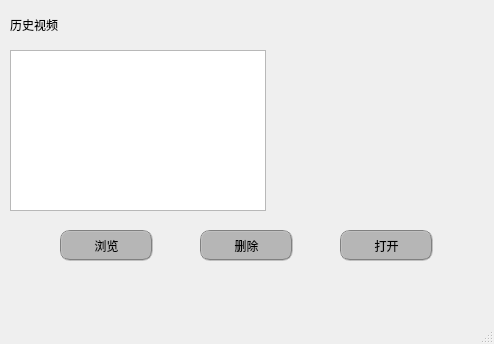
The window that sxw/gui/child/child.ui (Buct-king/ai-Project) describes before a commit, drawn with Qt 5.
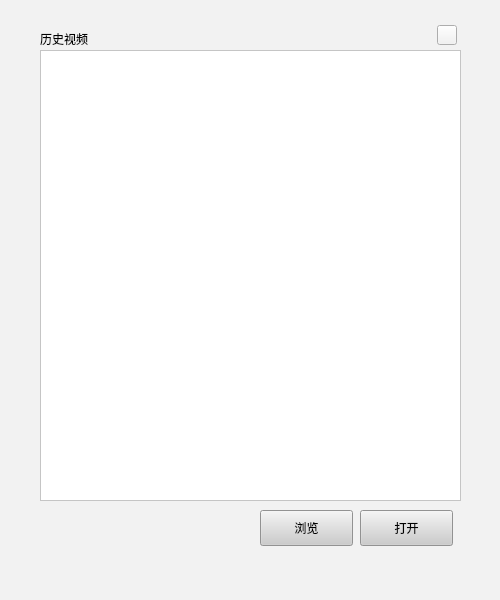
The same window after the commit.

The edit to the form file:
```diff
--- a/sxw/gui/child/child.ui
+++ b/sxw/gui/child/child.ui
@@ -6,25 +6,28 @@
    <rect>
     <x>0</x>
     <y>0</y>
-    <width>494</width>
-    <height>344</height>
+    <width>500</width>
+    <height>600</height>
    </rect>
   </property>
   <property name="windowTitle">
-   <string>MainWindow</string>
+   <string>视频选择</string>
+  </property>
+  <property name="styleSheet">
+   <string notr="true">background-color: rgb(242, 242, 242);</string>
   </property>
   <widget class="QWidget" name="centralwidget">
    <widget class="QPushButton" name="searchPushButton">
     <property name="geometry">
      <rect>
-      <x>60</x>
-      <y>230</y>
+      <x>260</x>
+      <y>510</y>
       <width>93</width>
-      <height>31</height>
+      <height>36</height>
      </rect>
     </property>
     <property name="styleSheet">
-     <string notr="true">QPushButton{border-radius:10px;border: 2px groove gray;background-color: rgb(182, 182, 182);}
+     <string notr="true">QPushButton{background-color: #CCCCCC;}
 
 QPushButton:hover
 {
@@ -45,24 +48,30 @@
    <widget class="QListView" name="videosHistoryListView">
     <property name="geometry">
      <rect>
-      <x>10</x>
+      <x>40</x>
       <y>50</y>
-      <width>256</width>
-      <height>161</height>
+      <width>421</width>
+      <height>451</height>
      </rect>
     </property>
+    <property name="styleSheet">
+     <string notr="true">background-color: rgb(255, 255, 255);</string>
+    </property>
+    <property name="editTriggers">
+     <set>QAbstractItemView::NoEditTriggers</set>
+    </property>
    </widget>
    <widget class="QPushButton" name="openVedioPushButton">
     <property name="geometry">
      <rect>
-      <x>340</x>
-      <y>230</y>
+      <x>360</x>
+      <y>510</y>
       <width>93</width>
-      <height>31</height>
+      <height>36</height>
      </rect>
     </property>
     <property name="styleSheet">
-     <string notr="true">QPushButton{border-radius:10px;border: 2px groove gray;background-color: rgb(182, 182, 182);}
+     <string notr="true">QPushButton{background-color: #CCCCCC;}
 
 QPushButton:hover
 {
@@ -83,9 +92,9 @@
    <widget class="QLabel" name="label">
     <property name="geometry">
      <rect>
-      <x>10</x>
-      <y>14</y>
-      <width>72</width>
+      <x>40</x>
+      <y>28</y>
+      <width>91</width>
       <height>21</height>
      </rect>
     </property>
@@ -99,29 +108,31 @@
    <widget class="QPushButton" name="deletePushButton">
     <property name="geometry">
      <rect>
-      <x>200</x>
-      <y>230</y>
-      <width>93</width>
-      <height>31</height>
+      <x>437</x>
+      <y>25</y>
+      <width>20</width>
+      <height>20</height>
      </rect>
     </property>
     <property name="styleSheet">
-     <string notr="true">QPushButton{border-radius:10px;border: 2px groove gray;background-color: rgb(182, 182, 182);}
+     <string notr="true">QPushButton {
+    background-color:  #F2F2F2;
+border:none;
+color: #CCCCCC;
+border-radius: 1px;
+}
 
-QPushButton:hover
-{
-    background-color:rgb(193, 205, 205);
+QPushButton:hover {
+    background-color: #ABABAB;
 }
 
-QPushButton:pressed
-{
-    background-color:rgb(131, 139, 139);
-    padding-left:3px;
-    padding-top:3px;
-}</string>
+QPushButton:pressed {
+    background-color:#848484;
+}
+border:none;</string>
     </property>
     <property name="text">
-     <string>删除</string>
+     <string/>
     </property>
    </widget>
   </widget>
```
Left out of the diff: 2 changed lines with no effect on the pictures.
